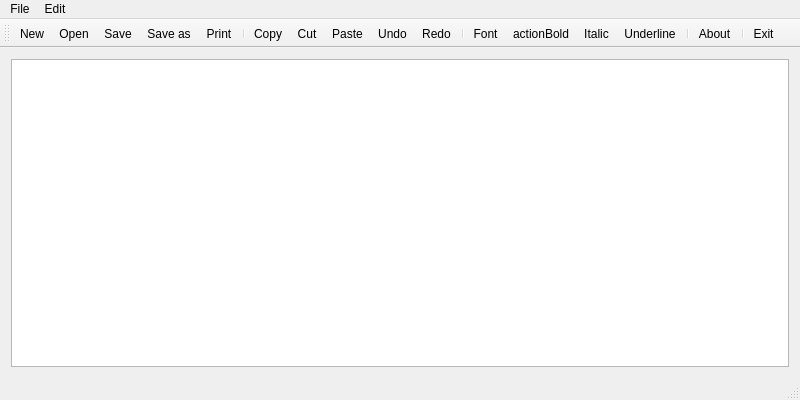
Before: the Qt Designer form gui/organschooserdialog.ui in devhliu/DoseCalcs-Gui, drawn with Qt 5.
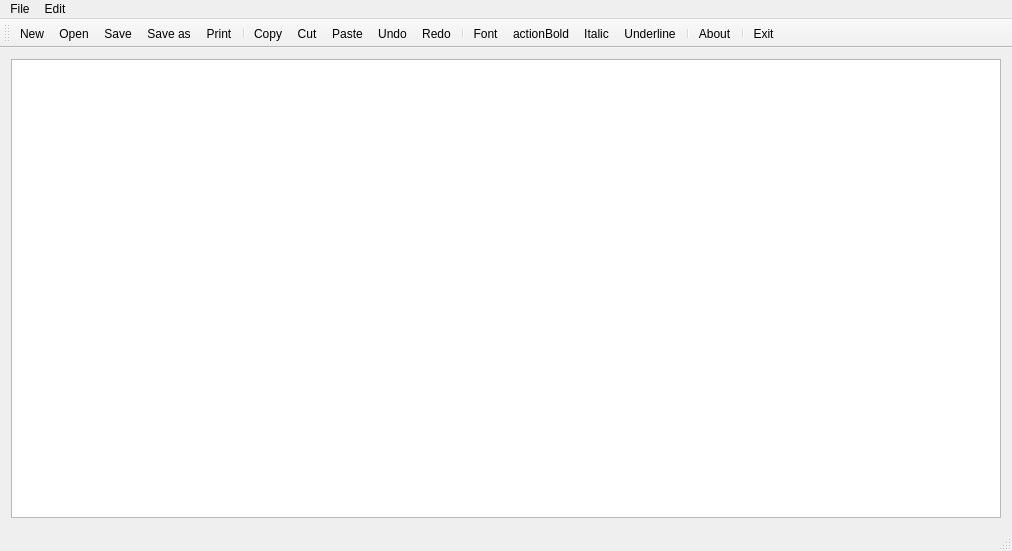
After: the same form once the commit is applied. Icons and pictures are not drawn.

```diff
--- a/gui/organschooserdialog.ui
+++ b/gui/organschooserdialog.ui
@@ -6,8 +6,8 @@
    <rect>
     <x>0</x>
     <y>0</y>
-    <width>800</width>
-    <height>400</height>
+    <width>1012</width>
+    <height>551</height>
    </rect>
   </property>
   <property name="windowTitle">
@@ -25,8 +25,8 @@
     <rect>
      <x>0</x>
      <y>0</y>
-     <width>800</width>
-     <height>25</height>
+     <width>1012</width>
+     <height>22</height>
     </rect>
    </property>
    <widget class="QMenu" name="menuFile">
```
Left out of the diff: 38 changed lines with no effect on the pictures.
